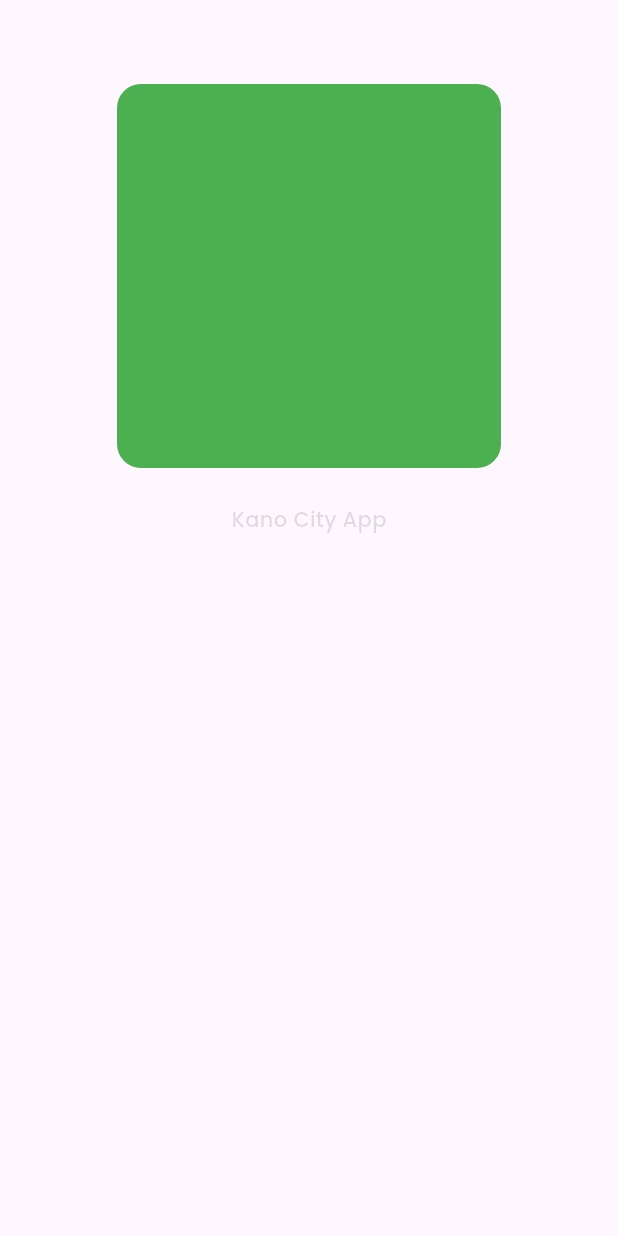
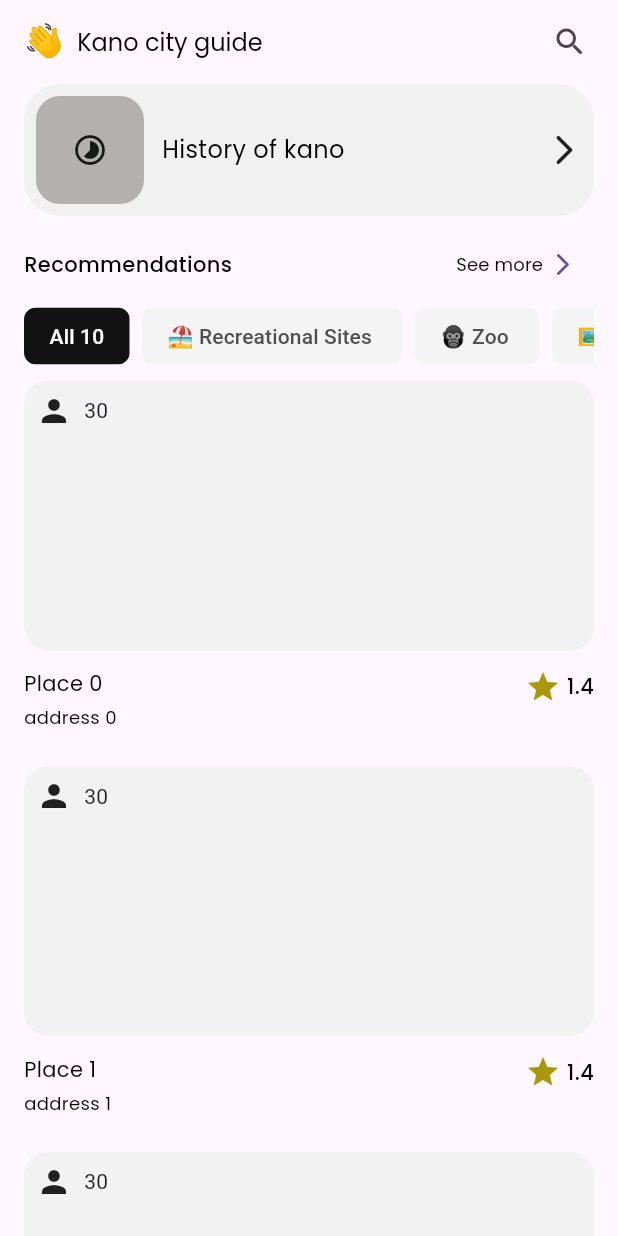
Before and after one commit to mukt-SPEC/city_guide_app, a Flutter app: the screen it shows after launch, on a phone screen of 412 x 824 dp. Run offline on Flutter 3.47's test engine with Material 3 defaults, Android fonts, the phone set to English and light mode, and no system bars.

Commit message:
second iteration

```diff
--- /dev/null
+++ b/devtools_options.yaml
@@ -0,0 +1,3 @@
+description: This file stores settings for Dart & Flutter DevTools.
+documentation: https://docs.flutter.dev/tools/devtools/extensions#configure-extension-enablement-states
+extensions:
--- /dev/null
+++ b/lib/core/dummy.dart
@@ -0,0 +1,16 @@
+import 'dart:math';
+
+import 'package:city_guide_app/core/enums.dart';
+import 'package:city_guide_app/model/tourist_site.dart';
+
+List<Touristsite> sites = List.generate(10, (index) {
+  return Touristsite(
+      id: index,
+      placeName: "Place $index",
+      category: Category.values[Random().nextInt(5)],
+      address: "address $index",
+      description:
+          "This should hold a brief and concise description of the sites in view, it should not be more than 3 lines",
+      userReview: 10 + Random().nextInt(50),
+      rating: 1 + double.parse((Random().nextDouble() * 4).toStringAsFixed(1)));
+});
--- a/lib/core/enums.dart
+++ b/lib/core/enums.dart
@@ -1,8 +1,9 @@
 enum Category {
-  recreational("Recreational Sites"),
-  zoo("Zoo"),
-  musuem("Musuem"),
-  historicalSite("Historical Site");
+  all("All"),
+  recreational("🏖 Recreational Sites"),
+  zoo("🦍 Zoo"),
+  musuem("🖼 Musuem"),
+  historicalSites("🕌 Historical Site");
 
   final String name;
   const Category(this.name);
--- a/lib/main.dart
+++ b/lib/main.dart
@@ -1,4 +1,5 @@
-import 'package:city_guide_app/screen/onboarding.dart';
+import 'package:city_guide_app/screen/home.dart';
+//import 'package:city_guide_app/screen/onboarding.dart';
 import 'package:flutter/material.dart';
 
 void main() {
@@ -12,7 +13,7 @@ class MyApp extends StatelessWidget {
   Widget build(BuildContext context) {
     return const MaterialApp(
       debugShowCheckedModeBanner: false,
-      home: OnboardingScreen(),
+      home: HomePage(),
     );
   }
 }
--- /dev/null
+++ b/lib/model/tourist_site.dart
@@ -0,0 +1,20 @@
+import 'package:city_guide_app/core/enums.dart';
+import 'package:city_guide_app/model/coordinate.dart';
+
+class Touristsite {
+  final int? id, userReview;
+  final Coordinate? coordinate;
+  final String? placeName, address, description;
+  final Category? category;
+  final double? rating;
+
+  Touristsite(
+      {this.coordinate,
+      this.id,
+      this.placeName,
+      this.category,
+      this.address,
+      this.description,
+      this.userReview,
+      this.rating});
+}
--- /dev/null
+++ b/lib/screen/home.dart
@@ -0,0 +1,164 @@
+import 'package:city_guide_app/core/dummy.dart';
+import 'package:city_guide_app/core/enums.dart';
+import 'package:city_guide_app/core/textstyle.dart';
+import 'package:city_guide_app/widget/history.dart';
+import 'package:city_guide_app/widget/places.dart';
+import 'package:flutter/material.dart';
+
+class HomePage extends StatefulWidget {
+  const HomePage({super.key});
+
+  @override
+  State<HomePage> createState() => _HomePageState();
+}
+
+class _HomePageState extends State<HomePage> {
+  int placeCount = sites.length;
+  Category selectedCategory = Category.all;
+  @override
+  Widget build(BuildContext context) {
+    double height = MediaQuery.of(context).size.height;
+    return Scaffold(
+      appBar: AppBar(
+        forceMaterialTransparency: true,
+        //leading: const Icon(Icons.waving_hand_rounded),
+        title: Row(
+          children: [
+            const Text('👋'),
+            const SizedBox(
+              width: 8,
+            ),
+            Text(
+              'Kano city guide',
+              style: kTextStyle(16),
+            ),
+          ],
+        ),
+        actions: [
+          Padding(
+            padding: const EdgeInsets.all(8.0),
+            child: IconButton(
+              onPressed: () {},
+              icon: const Icon(Icons.search_rounded),
+            ),
+          ),
+        ],
+      ),
+      body: Padding(
+        padding: const EdgeInsets.symmetric(horizontal: 16.0),
+        child: Column(
+          crossAxisAlignment: CrossAxisAlignment.start,
+          children: [
+            SizedBox(
+              height: height * .24,
+              child: Column(
+                crossAxisAlignment: CrossAxisAlignment.start,
+                children: [
+                  const HistoryWidget(),
+                  const SizedBox(height: 8),
+                  Row(
+                    mainAxisAlignment: MainAxisAlignment.spaceBetween,
+                    children: [
+                      Text(
+                        'Recommendations',
+                        style: kTextStyle(14, textWeight: TextWeight.semiBold),
+                      ),
+                      TextButton(
+                        onPressed: () {},
+                        child: Row(
+                          crossAxisAlignment: CrossAxisAlignment.center,
+                          children: [
+                            Text(
+                              'See more',
+                              style:
+                                  kTextStyle(12, textWeight: TextWeight.medium),
+                            ),
+                            const SizedBox(
+                              width: 4,
+                            ),
+                            const Icon(
+                              Icons.arrow_forward_ios_rounded,
+                              size: 18,
+                            )
+                          ],
+                        ),
+                      ),
+                    ],
+                  ),
+                  SizedBox(
+                    height: 48,
+                    child: ListView(
+                      scrollDirection: Axis.horizontal,
+                      physics: const BouncingScrollPhysics(),
+                      children: [
+                        Row(
+                          mainAxisAlignment: MainAxisAlignment.spaceBetween,
+                          children: [
+                            ...Category.values.map((category) {
+                              return Padding(
+                                padding: const EdgeInsets.only(right: 8),
+                                child: ChoiceChip(
+                                    backgroundColor: const Color(0xfff4f4f4),
+                                    side: const BorderSide(
+                                        style: BorderStyle.none),
+                                    selectedColor: const Color(0xff121212),
+                                    showCheckmark: false,
+                                    label: Text(
+                                      '${category.name} ${selectedCategory == category ? placeCount : ''}',
+                                    ),
+                                    labelStyle: TextStyle(
+                                        color: selectedCategory == category
+                                            ? const Color(0xffffffff)
+                                            : const Color(0xff4f4f4f)),
+                                    selected: selectedCategory == category,
+                                    onSelected: (_) {
+                                      setState(() {
+                                        selectedCategory = category;
+                                        placeCount =
+                                            selectedCategory == Category.all
+                                                ? sites.length
+                                                : sites
+                                                    .where((site) =>
+                                                        site.category ==
+                                                        selectedCategory)
+                                                    .length;
+                                      });
+                                    }),
+                              );
+                            })
+                          ],
+                        ),
+                      ],
+                    ),
+                  )
+                  //const SizedBox(height: 8),
+                ],
+              ),
+            ),
+            Expanded(
+              child: ListView(
+                physics: const BouncingScrollPhysics(),
+                children: [
+                  if (selectedCategory == Category.all)
+                    ...sites.map(
+                      (site) => Places(
+                        sites.indexOf(site),
+                      ),
+                    )
+                  else
+                    ...sites
+                        .where((site) => site.category == selectedCategory)
+                        .map(
+                          (site) => Places(
+                            sites.indexOf(site),
+                          ),
+                        )
+                ],
+              ),
+            ),
+          ],
+        ),
+      ),
+    );
+  }
+}
--- a/lib/screen/onboarding.dart
+++ b/lib/screen/onboarding.dart
@@ -9,25 +9,70 @@ class OnboardingScreen extends StatelessWidget {
   Widget build(BuildContext context) {
     return Scaffold(
       appBar: AppBar(),
-      body: Column(
+      body: Padding(
+        padding: const EdgeInsets.all(16.0),
+        child: Column(
+          mainAxisAlignment: MainAxisAlignment.spaceBetween,
+          children: [
+            Column(
               crossAxisAlignment: CrossAxisAlignment.center,
               children: [
-          Center(
+                Container(
+                  padding: const EdgeInsets.all(4),
+                  decoration: BoxDecoration(
+                      border: Border.all(width: 4, color: Colors.grey),
+                      borderRadius: BorderRadius.circular(24)),
+                  child: Center(
                     child: Container(
-
-              height: 256,
-              width: 256,
+                      height: 320,
+                      width: double.infinity,
                       decoration: BoxDecoration(
                         borderRadius: BorderRadius.circular(16),
-                color: Colors.green,
+                        color: Colors.blueGrey,
+                      ),
                     ),
                   ),
                 ),
                 const SizedBox(
                   height: 24,
                 ),
-           Text("Kano City App", style: kTextStyle(14, textWeight: TextWeight.semiBold, color: Colors.black12),)
+                Text(
+                  "Kano City App",
+                  style: kTextStyle(16,
+                      textWeight: TextWeight.semiBold, color: Colors.black),
+                ),
+                const SizedBox(
+                  height: 8,
+                ),
+                Text(
+                  'Immerse yourself in the beauty of Kano',
+                  style: kTextStyle(18,
+                      textWeight: TextWeight.normal, color: Colors.black87),
+                  textAlign: TextAlign.center,
+                ),
               ],
+            ),
+            SizedBox(
+              width: double.infinity,
+              height: 56,
+              child: ElevatedButton(
+                style: ElevatedButton.styleFrom(
+                  backgroundColor: Colors.blue,
+                  elevation: 0,
+                  shape: RoundedRectangleBorder(
+                    borderRadius: BorderRadius.circular(12),
+                  ),
+                ),
+                onPressed: () {},
+                child: Text(
+                  'Explore Kano',
+                  style: kTextStyle(16,
+                      textWeight: TextWeight.semiBold, color: Colors.white),
+                ),
+              ),
+            ),
+          ],
+        ),
       ),
     );
   }
--- /dev/null
+++ b/lib/widget/history.dart
@@ -0,0 +1,42 @@
+import 'package:flutter/material.dart';
+
+import '../core/textstyle.dart';
+
+class HistoryWidget extends StatelessWidget {
+  const HistoryWidget({super.key});
+
+  @override
+  Widget build(BuildContext context) {
+    return Container(
+      padding: const EdgeInsets.all(8),
+      decoration: BoxDecoration(
+        borderRadius: BorderRadius.circular(24),
+        color: const Color(0xFFF1F1F1),
+      ),
+      width: double.infinity,
+      child: Row(
+        mainAxisAlignment: MainAxisAlignment.spaceBetween,
+        children: [
+          Row(
+            children: [
+              Container(
+                height: 72,
+                constraints: const BoxConstraints(minWidth: 72),
+                decoration: BoxDecoration(
+                    borderRadius: BorderRadius.circular(16),
+                    color: const Color.fromARGB(255, 180, 176, 176)),
+                child: const Icon(Icons.timelapse),
+              ),
+              const SizedBox(width: 12),
+              Text(
+                'History of kano',
+                style: kTextStyle(16),
+              ),
+            ],
+          ),
+          const Icon(Icons.arrow_forward_ios_rounded)
+        ],
+      ),
+    );
+  }
+}
--- /dev/null
+++ b/lib/widget/places.dart
@@ -0,0 +1,96 @@
+import 'package:city_guide_app/core/enums.dart';
+import 'package:city_guide_app/core/textstyle.dart';
+//import 'package:city_guide_app/model/tourist_site.dart';
+import 'package:city_guide_app/screen/details_page.dart';
+import 'package:flutter/material.dart';
+
+import '../core/dummy.dart';
+
+class Places extends StatelessWidget {
+  // final Touristsite sites;
+  final int index;
+
+  const Places(this.index, {super.key});
+
+  @override
+  Widget build(BuildContext context) {
+    return GestureDetector(
+      onTap: () => Navigator.push(
+        context,
+        MaterialPageRoute(
+          builder: (context) => DetailsPage(site: sites[index]),
+        ),
+      ),
+      child: Column(
+        children: [
+          Stack(
+            children: [
+              Container(
+                height: 180,
+                width: double.infinity,
+                decoration: BoxDecoration(
+                  color: const Color(0xfff2f2f2),
+                  borderRadius: BorderRadius.circular(16),
+                ),
+              ),
+              Positioned(
+                top: 8,
+                left: 8,
+                child: Row(
+                  children: [
+                    const Icon(Icons.person),
+                    const SizedBox(width: 8),
+                    Text(
+                      sites[index].userReview.toString(),
+                    ),
+                  ],
+                ),
+              ),
+            ],
+          ),
+          const SizedBox(
+            height: 12,
+          ),
+          Row(
+            mainAxisAlignment: MainAxisAlignment.spaceBetween,
+            crossAxisAlignment: CrossAxisAlignment.start,
+            children: [
+              Column(
+                crossAxisAlignment: CrossAxisAlignment.start,
+                children: [
+                  Text(
+                    sites[index].placeName!,
+                    style: kTextStyle(14, textWeight: TextWeight.medium),
+                  ),
+                  const SizedBox(
+                    height: 4,
+                  ),
+                  Text(
+                    sites[index].address!,
+                    style: kTextStyle(12, textWeight: TextWeight.normal),
+                  ),
+                ],
+              ),
+              Row(
+                children: [
+                  const Icon(
+                    Icons.star,
+                    color: Color.fromARGB(255, 168, 152, 10),
+                  ),
+                  const SizedBox(
+                    width: 4,
+                  ),
+                  Text(
+                    sites[index].rating.toString(),
+                    style: kTextStyle(14, textWeight: TextWeight.semiBold),
+                  ),
+                ],
+              )
+            ],
+          ),
+          const SizedBox(height: 24),
+        ],
+      ),
+    );
+  }
+}
--- a/pubspec.yaml
+++ b/pubspec.yaml
@@ -34,7 +34,6 @@ dependencies:
   flutter:
     sdk: flutter
   provider: ^6.1.2
-  shared_preferences: ^2.3.3
 
 dev_dependencies:
   # The "flutter_lints" package below contains a set of recommended lints to
@@ -74,7 +73,7 @@ flutter:
           weight: 300
         - asset: assets/font/Poppins-SemiBold.ttf
           weight: 500
-        - asset: assets/font/Poppins_Bold.ttf
+        - asset: assets/font/Poppins-Bold.ttf
 
   # For details regarding fonts from package dependencies,
   # see https://flutter.dev/to/font-from-package
```
Also changed, not shown: lib/model/touristsite.dart (deleted, +0 -11 lines), lib/screen/details_page.dart (added, +85 -0 lines), pubspec.lock, 2 other files. Lines whose indentation alone changed are shown as unchanged.
